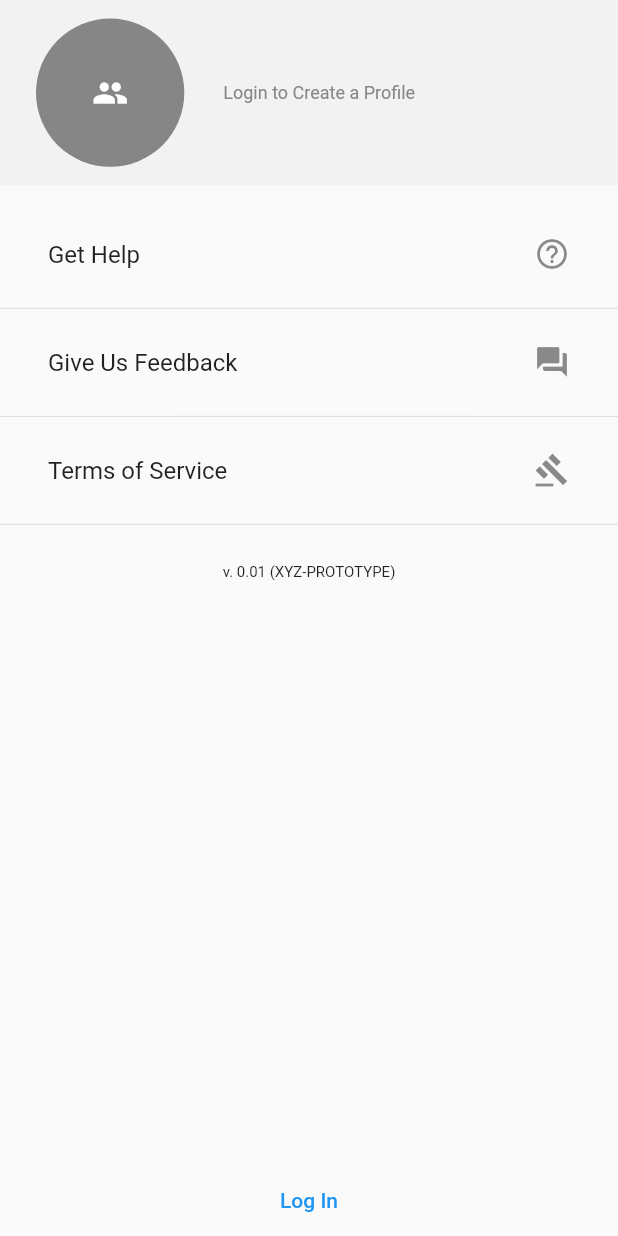
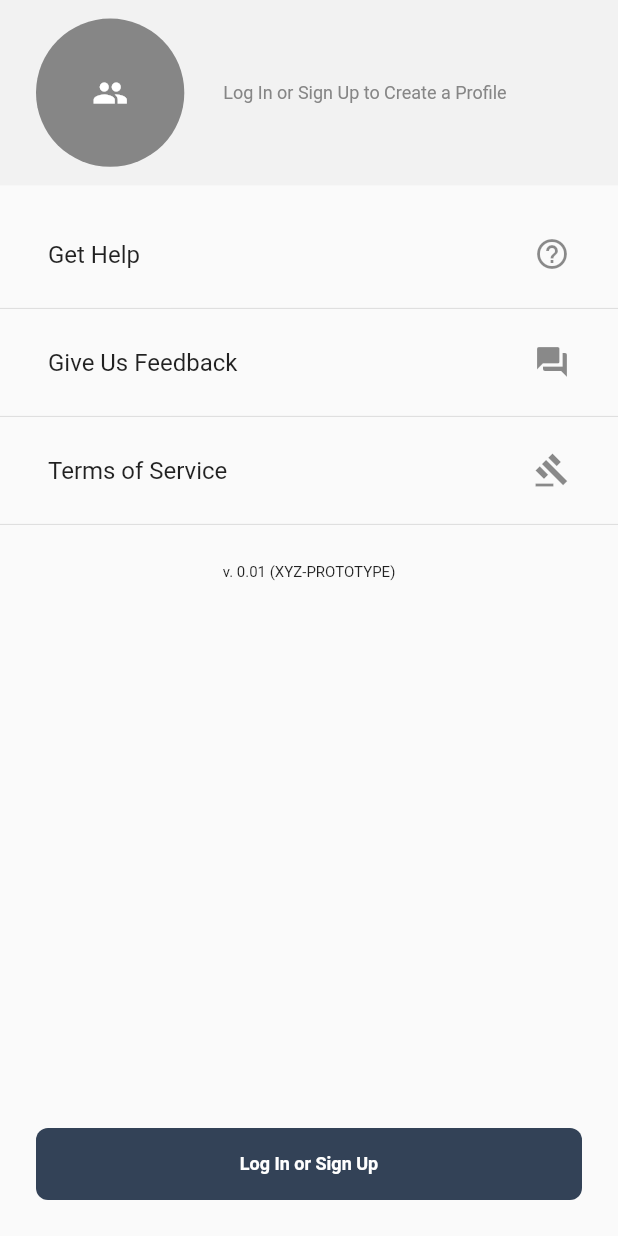
Before and after one commit to ameeruljunaidi/XYZPrototype, a Flutter app: the ProfileView screen opened by its route, on a phone screen of 412 x 824 dp. Run offline on Flutter 3.47's test engine with Material 2 defaults, Android fonts, the phone set to English and light mode, and no system bars; our stand-ins replace auth_buttons, cloud_firestore, firebase_core, firebase_storage, font_awesome_flutter, freezed_annotation and 4 more; missing offline and left inert: colorful_safe_area, places_service, stacked_firebase_auth; accounts and stored records are empty.

```diff
--- a/user/lib/app/app.dart
+++ b/user/lib/app/app.dart
@@ -54,6 +54,8 @@ import 'package:xyz_prototype/utils/image_selector.dart';
     LazySingleton(classType: ProfileViewModel),
     LazySingleton(classType: CloudStorageService),
     LazySingleton(classType: LoginView),
+    LazySingleton(classType: CreateAccountView),
+    LazySingleton(classType: AddBusinessView),
     Singleton(classType: ImageSelector),
     Singleton(classType: FirebaseAuthenticationService),
   ],
--- a/user/lib/app/app.locator.dart
+++ b/user/lib/app/app.locator.dart
@@ -15,6 +15,8 @@ import 'package:stacked_services/stacked_services.dart';
 import '../api/firestore_api.dart';
 import '../services/cloud_storage_service.dart';
 import '../services/user_service.dart';
+import '../ui/add_business/add_business_view.dart';
+import '../ui/create_account/create_account_view.dart';
 import '../ui/inbox/inbox_viewmodel.dart';
 import '../ui/login/login_view.dart';
 import '../ui/marketplace/marketplace_viewmodel.dart';
@@ -43,6 +45,8 @@ void setupLocator({String? environment, EnvironmentFilter? environmentFilter}) {
   locator.registerLazySingleton(() => ProfileViewModel());
   locator.registerLazySingleton(() => CloudStorageService());
   locator.registerLazySingleton(() => LoginView());
+  locator.registerLazySingleton(() => CreateAccountView());
+  locator.registerLazySingleton(() => AddBusinessView());
   locator.registerSingleton(ImageSelector());
   locator.registerSingleton(FirebaseAuthenticationService());
 }
--- a/user/lib/ui/gig_manager/gig_manager_viewmodel.dart
+++ b/user/lib/ui/gig_manager/gig_manager_viewmodel.dart
@@ -57,7 +57,7 @@ class GigManagerViewModel extends BaseViewModel {
     );
   }
 
-  Future removeGig(int index) async {
+  void removeGig(int index) async {
     var dialogResponse = await _dialogService.showCustomDialog(
       variant: DialogType.basic,
       data: BasicDialogStatus.warning,
--- a/user/lib/ui/profile/profile_view.dart
+++ b/user/lib/ui/profile/profile_view.dart
@@ -29,14 +29,23 @@ class ProfileView extends StatelessWidget {
               verticalSpaceRegular,
               _profileSettingsList(model),
               if (model.clientData().isAnonymous)
-                TextButton(
-                  onPressed: () => model.goToLoginView(context),
-                  child: Text('Log In'),
+                Padding(
+                  padding: const EdgeInsets.all(24.0),
+                  child: BoxButton(
+                    onTap: () => model.goToLoginView(context),
+                    title: 'Log In or Sign Up',
+                  ),
                 ),
               if (model.clientData().clientType ==
                       describeEnum(ClientType.user) &&
                   !model.clientData().isAnonymous)
-                AddBusinessView(),
+                Padding(
+                  padding: const EdgeInsets.all(24.0),
+                  child: BoxButton(
+                    title: 'Become a Partner',
+                    onTap: () => model.goToAddBusiness(context),
+                  ),
+                ),
             ],
           ),
         ),
@@ -210,7 +219,11 @@ class ProfileView extends StatelessWidget {
               if (!_isAnonymous) ..._clientNameDisplay,
               if (!_isAnonymous) ..._clientEmailDisplay,
               if (!_isAnonymous) ..._clientTypeDisplay,
-              if (_isAnonymous) BoxText.body('Login to Create a Profile'),
+              if (_isAnonymous)
+                InkWell(
+                  onTap: () => model.goToLoginView(context),
+                  child: BoxText.body('Log In or Sign Up to Create a Profile'),
+                ),
             ],
           ),
         ],
--- a/xyz_ui/lib/src/shared/ui_helpers.dart
+++ b/xyz_ui/lib/src/shared/ui_helpers.dart
@@ -45,7 +45,7 @@ BoxDecoration defaultBoxDecoration = BoxDecoration(
 );
 
 // Defautl bottom modal items
-Future defaultBottomSheet({context, builder}) {
+Future defaultBottomSheet({required context, required builder}) {
   return showModalBottomSheet(
       isScrollControlled: true,
       shape: RoundedRectangleBorder(
```
Also changed, not shown: user/lib/ui/add_business/add_business_view.dart (+7 -14 lines), user/lib/ui/add_business/add_business_viewmodel.dart (+9 -9 lines), user/lib/ui/create_account/create_account_view.dart (+7 -25 lines), user/lib/ui/dumb_widgets/authentication_layout.dart (+15 -1 lines), user/lib/ui/login/login_view.dart (+3 -11 lines), user/lib/ui/login/login_viewmodel.dart (+8 -2 lines), user/lib/ui/profile/profile_viewmodel.dart (+6 -2 lines), 1 other file.
